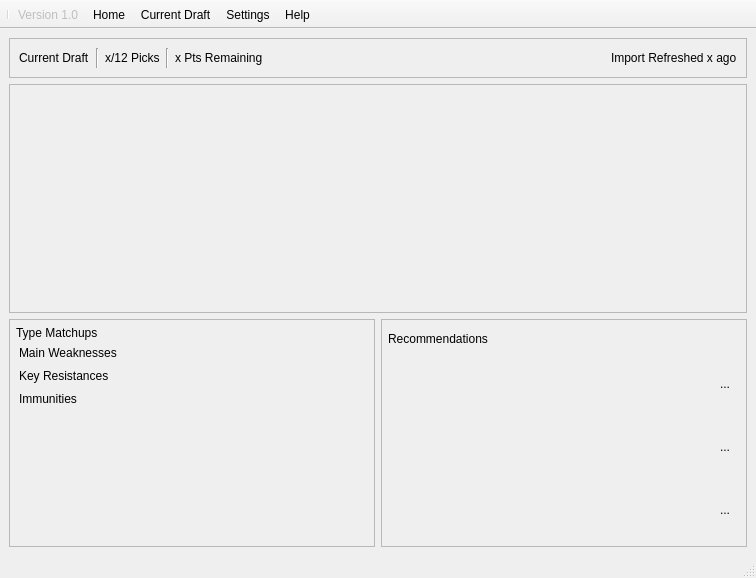
First picture: the form in assets/ui/main.ui, repository elliottsneath/Pokemon-Searcher, before the edit.
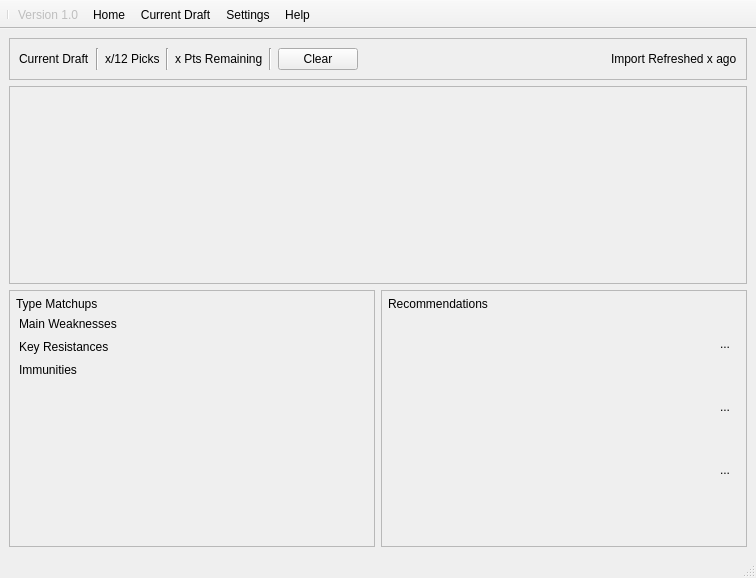
Second picture: the form after the edit. The open tabs and pages were chosen to show the change. Icons and pictures are not drawn. Custom widgets are drawn as their Qt base class.

Commit message:
Add draft clear button
Adds a Clear action to the draft panel and wires it to reset all selected slots while refreshing the budget, picks count, and matchup analysis. This also updates the draft UI layout with the new button and spacer elements.

```diff
--- a/assets/ui/main.ui
+++ b/assets/ui/main.ui
@@ -590,6 +590,20 @@
              </property>
             </widget>
            </item>
+           <item>
+            <widget class="Line" name="line_3">
+             <property name="orientation">
+              <enum>Qt::Orientation::Vertical</enum>
+             </property>
+            </widget>
+           </item>
+           <item>
+            <widget class="QPushButton" name="clearDraftButton">
+             <property name="text">
+              <string>Clear</string>
+             </property>
+            </widget>
+           </item>
            <item>
             <spacer name="horizontalSpacer_3">
              <property name="orientation">
@@ -967,6 +981,19 @@
              </layout>
             </widget>
            </item>
+           <item>
+            <spacer name="verticalSpacer_2">
+             <property name="orientation">
+              <enum>Qt::Orientation::Vertical</enum>
+             </property>
+             <property name="sizeHint" stdset="0">
+              <size>
+               <width>20</width>
+               <height>40</height>
+              </size>
+             </property>
+            </spacer>
+           </item>
           </layout>
          </widget>
         </item>
```
The commit also changes 3 other files.
